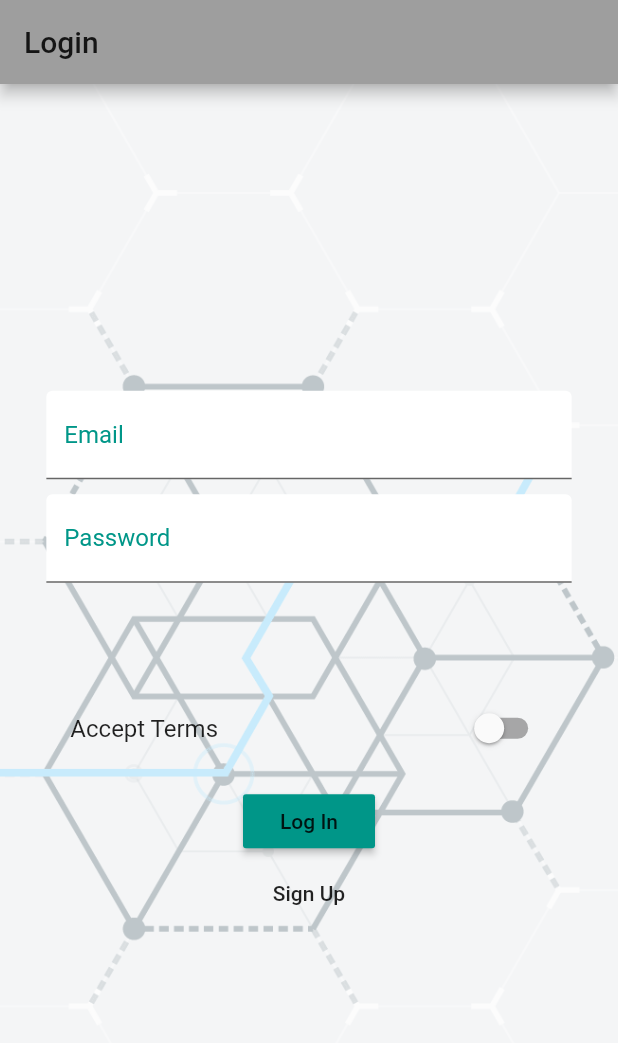
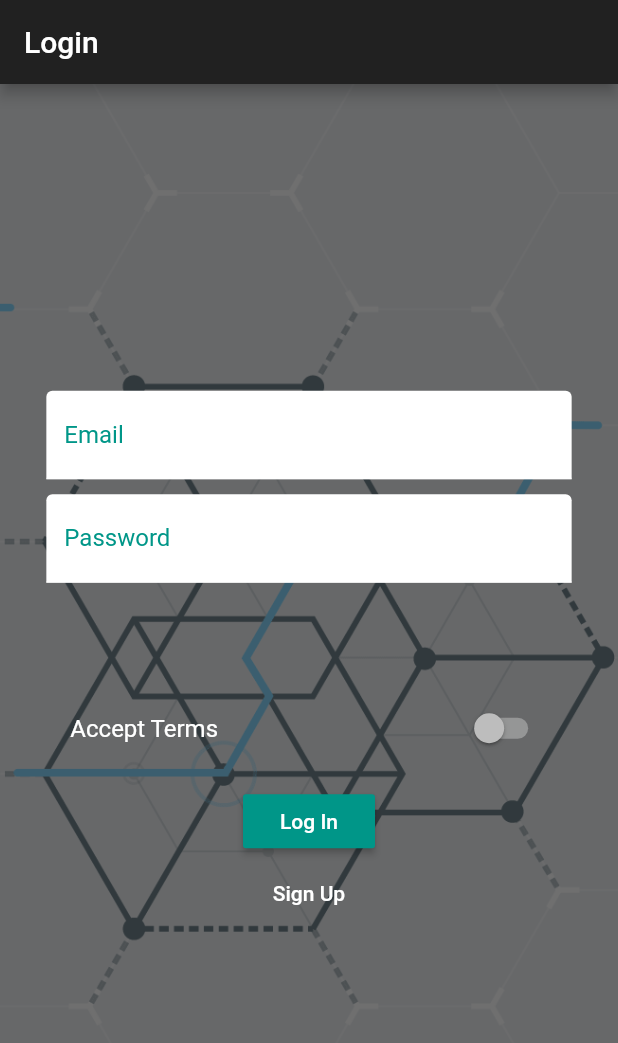
Before and after one commit to riderjensen/my_flutter_app, a Flutter app: the screen it shows after launch, on a phone screen of 412 x 824 dp. Shown: the top 1043 px of the screen. Run offline on Flutter 3.47's test engine with Material 2 defaults, Android fonts, the phone set to English and light mode, and no system bars; our stand-ins replace image_picker, location, rxdart, shared_preferences; missing offline and left inert: map_view; accounts and stored records are empty; statements that could not run were skipped.

Commit message:
Adding adaptive theme

```diff
--- a/lib/main.dart
+++ b/lib/main.dart
@@ -10,6 +10,7 @@ import './scoped-models/main.dart';
 import './models/product.dart';
 import './widgets/helpers/custom_route.dart';
 import './shared/global_config.dart';
+import './shared/adaptive_theme.dart';
 
 void main() {
   MapView.setApiKey(APIKEY);
@@ -43,11 +44,7 @@ class _MyAppState extends State<MyApp> {
     return ScopedModel<MainModel>(
       model: _model,
       child: MaterialApp(
-        theme: ThemeData(
-            primarySwatch: Colors.grey,
-            accentColor: Colors.teal,
-            brightness: Brightness.light,
-            buttonColor: Colors.teal),
+        theme: getAdaptiveThemeData(context),
         // home: AuthPage(),
         routes: {
           '/': (BuildContext context) =>
--- /dev/null
+++ b/lib/shared/adaptive_theme.dart
@@ -0,0 +1,21 @@
+import 'package:flutter/material.dart';
+
+final ThemeData _androidTheme = ThemeData(
+  primarySwatch: Colors.grey,
+  accentColor: Colors.teal,
+  brightness: Brightness.dark,
+  buttonColor: Colors.teal,
+);
+
+final ThemeData _iOSTheme = ThemeData(
+  primarySwatch: Colors.grey,
+  accentColor: Colors.blue,
+  brightness: Brightness.light,
+  buttonColor: Colors.blue,
+);
+
+ThemeData getAdaptiveThemeData(context) {
+  return Theme.of(context).platform == TargetPlatform.android
+      ? _androidTheme
+      : _iOSTheme;
+}
```
